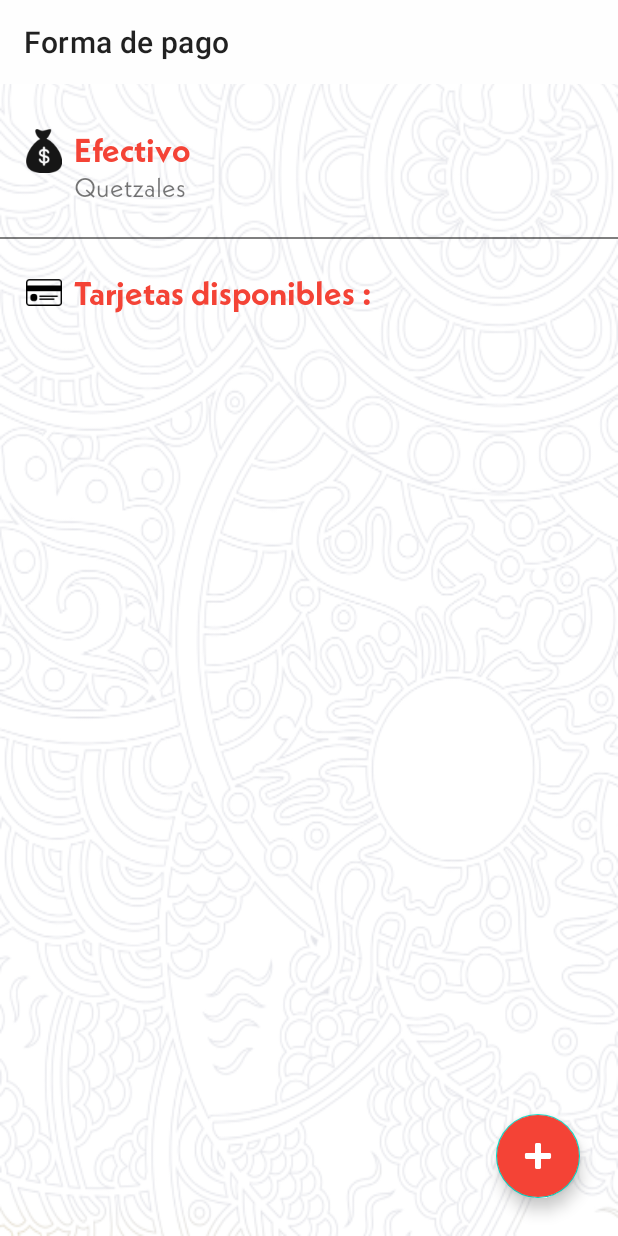
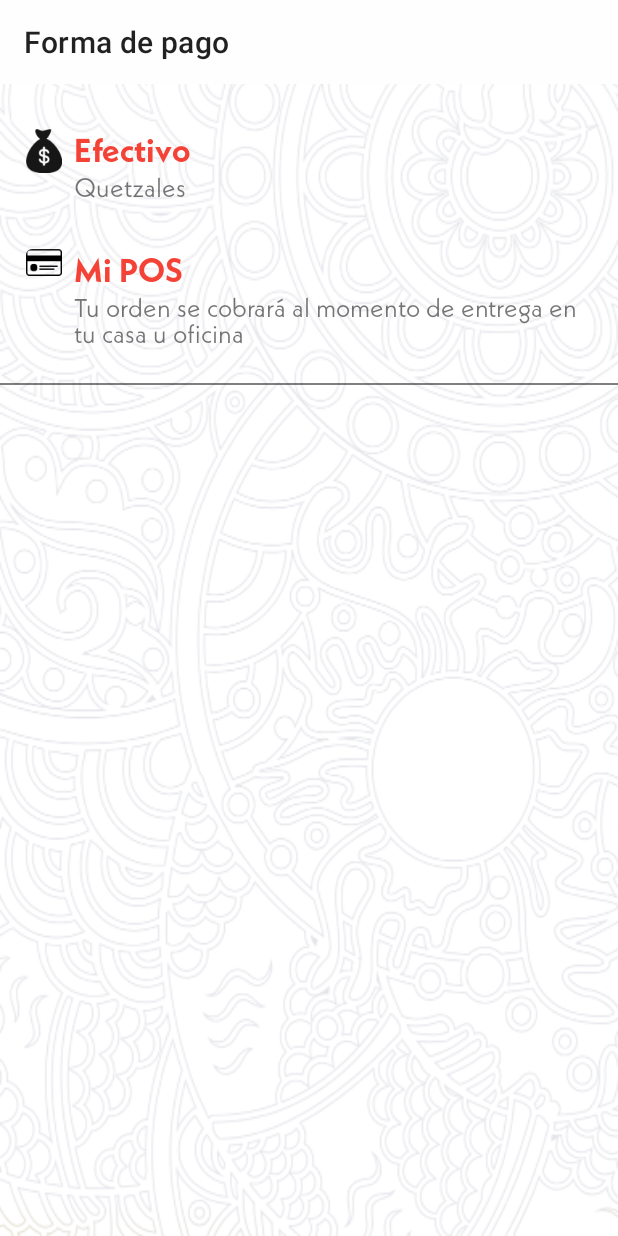
Before and after one commit to EduardoSorto23/LaiLai, an Android app: the PaymentMethodFragment screen opened through its navigation route, on a phone screen of 412 x 824 dp. Run offline under Robolectric (Android 15) with nearby library versions, the phone set to English and light mode, and no system bars; our stand-ins replace Shimmer, navigation-ui; libraries missing offline, so code that uses them is left out: com.facebook.login, com.smarteist.autoimageslider; pictures from the network do not load; 13 statements that could not run were skipped.

Commit message:
Correcciones_ver9
Se quito la parte de las tarjetas de credito de la aplicación y se agrego la opcion miPOS como metodo de pago.

```diff
--- a/app/src/main/java/net/dsdev/lailai/clientes/fragments/OrderLastRevisionFragment.java
+++ b/app/src/main/java/net/dsdev/lailai/clientes/fragments/OrderLastRevisionFragment.java
@@ -24,6 +24,7 @@ import android.view.ViewGroup;
 import android.widget.Button;
 import android.widget.EditText;
 import android.widget.ImageView;
+import android.widget.LinearLayout;
 import android.widget.RadioGroup;
 import android.widget.TextView;
 import android.widget.Toast;
@@ -82,6 +83,7 @@ public class OrderLastRevisionFragment extends Fragment {
     View paymentLine;
     ImageView imgPayment,imgArrowAddress, imgArrowPayment;
     TextView txtAddress,txtTotal,txtSubTotal,lblTipoOcasion,txtCardNumber;
+    LinearLayout llCambio;
     private static final String actionBarTittle = "Procesar mi Orden";
     private FragmentActivity myContext;
     private EditText txtMoneyBack,txtNit;
@@ -146,16 +148,22 @@ public class OrderLastRevisionFragment extends Fragment {
         txtMoneyBack = rootView.findViewById(R.id.txtMoneyBack);
         txtNit = rootView.findViewById(R.id.txtNit);
         rgBill = rootView.findViewById(R.id.rgBill);
+        llCambio = rootView.findViewById(R.id.llCambio);
         String method = getArguments().getString("paymentMethod", "EFE");
         if (method.equals("EFE")){
             txtPayment.setText("EFECTIVO");
+            llCambio.setVisibility(View.VISIBLE);
             imgPayment.setVisibility(View.INVISIBLE);
             paymentLine.setVisibility(View.INVISIBLE);
         } else if (method.equals("CRD")){
             txtPayment.setText("CRÉDITO");
+        }else if (method.equals("POS")){
+            txtPayment.setText("Mi POS");
+            llCambio.setVisibility(View.GONE);
+            imgPayment.setVisibility(View.INVISIBLE);
+            paymentLine.setVisibility(View.INVISIBLE);
         }
         txtCardNumber = rootView.findViewById(R.id.txtCardNumber);
-
     }
 
     private void init(){
--- a/app/src/main/java/net/dsdev/lailai/clientes/fragments/PaymentMethodFragment.java
+++ b/app/src/main/java/net/dsdev/lailai/clientes/fragments/PaymentMethodFragment.java
@@ -66,7 +66,7 @@ public class PaymentMethodFragment extends Fragment {
     View rootView,viewCash_Card;
     PaymentMethodAdapter paymentMethodAdapter;
     FloatingActionButton fabAddCard;
-    CardView cvCash;
+    CardView cvCash, cvPOS;
     Bundle bundle;
     CardService cardService;
     SharedPreferencesMethods sharedPreferencesMethods;
@@ -105,6 +105,7 @@ public class PaymentMethodFragment extends Fragment {
         rvCards = rootView.findViewById(R.id.rvCards);
         fabAddCard = rootView.findViewById(R.id.fabAddCard);
         cvCash = rootView.findViewById(R.id.cvCash);
+        cvPOS = rootView.findViewById(R.id.cvPOST);
         viewCash_Card = rootView.findViewById(R.id.viewCash_Card);
         llCash = rootView.findViewById(R.id.llCash);
     }
@@ -132,7 +133,18 @@ public class PaymentMethodFragment extends Fragment {
             }
         });
 
-        paymentMethodAdapter = new PaymentMethodAdapter(getActivity().getApplicationContext()) {
+        sharedPreferencesMethods = new SharedPreferencesMethods(getActivity());
+        bundle = new Bundle();
+        cvPOS.setOnClickListener(new View.OnClickListener() {
+            @Override
+            public void onClick(View v) {
+                Log.d(TAG, "onClick: miPOS");
+                bundle.putString("paymentMethod","POS");
+                goTo(v,R.id.action_paymentMethodFragment_to_orderLastRevisionFragment, bundle);
+            }
+        });
+
+        /*paymentMethodAdapter = new PaymentMethodAdapter(getActivity().getApplicationContext()) {
             @Override
             public void setClickListener(PaymentCardHolder holder, final CardAuth cardAuth) {
                 holder.getCardItem().setOnClickListener(new View.OnClickListener() {
@@ -150,20 +162,20 @@ public class PaymentMethodFragment extends Fragment {
                     }
                 });
             }
-        };
+        };*/
 
-        fabAddCard.setOnClickListener(new View.OnClickListener() {
+        /*fabAddCard.setOnClickListener(new View.OnClickListener() {
             @Override
             public void onClick(View v) {
                 bundle.putString("action",action);
                 goTo(v,R.id.action_paymentMethodFragment_to_newCreditCardFragment, bundle);
             }
-        });
+        });*/
 
         //paymentMethodAdapter.setCount(3);
 
 
-        cardService = RetrofitInstance.getRetrofitInstance().create(CardService.class);
+        /*cardService = RetrofitInstance.getRetrofitInstance().create(CardService.class);
         Call<CardList> call = cardService.getCards(sharedPreferencesMethods.getLoggedUser().getIdCliente());
         call.enqueue(new Callback<CardList>() {
             @Override
@@ -181,7 +193,7 @@ public class PaymentMethodFragment extends Fragment {
             public void onFailure(Call<CardList> call, Throwable t) {
 
             }
-        });
+        });*/
 
         ActionBar actionBar = ((AppCompatActivity)getActivity()).getSupportActionBar();
         if (actionBar != null) {
--- a/app/src/main/res/layout/fragment_order_last_revision.xml
+++ b/app/src/main/res/layout/fragment_order_last_revision.xml
@@ -344,7 +344,7 @@
                                 android:tint="@color/md_black_1000"
                                 android:textSize="13sp"
                                 android:fontFamily="@font/neue_kabel"
-                                android:visibility="visible"
+                                android:visibility="invisible"
                                 />
                         </LinearLayout>
 
@@ -489,9 +489,11 @@
                     </LinearLayout>
 
                     <LinearLayout
+                        android:id="@+id/llCambio"
                         android:layout_width="0dp"
                         android:layout_height="match_parent"
                         android:layout_weight="0.5"
+                        android:visibility="visible"
                         android:orientation="vertical">
 
                         <TextView
@@ -518,8 +520,6 @@
                             android:maxLines="1"
                             android:imeOptions="actionDone"
                             android:fontFamily="@font/neue_kabel"/>
-
-
                     </LinearLayout>
 
                 </LinearLayout>
--- a/app/src/main/res/layout/fragment_payment_method.xml
+++ b/app/src/main/res/layout/fragment_payment_method.xml
@@ -62,6 +62,52 @@
             </LinearLayout>
         </com.google.android.material.card.MaterialCardView>
 
+        <com.google.android.material.card.MaterialCardView
+            android:id="@+id/cvPOST"
+            android:layout_width="match_parent"
+            android:layout_height="wrap_content"
+            android:layout_marginStart="@dimen/little_margin"
+            android:layout_marginEnd="@dimen/little_margin"
+            android:layout_marginTop="@dimen/medium_margin"
+            android:clickable="true"
+            android:focusable="true"
+            app:cardBackgroundColor="@android:color/transparent"
+            app:cardElevation="0dp">
+
+            <LinearLayout
+                android:layout_width="match_parent"
+                android:layout_height="wrap_content"
+                android:orientation="horizontal">
+
+                <androidx.appcompat.widget.AppCompatImageView
+                    android:layout_width="wrap_content"
+                    android:layout_height="wrap_content"
+                    android:src="@drawable/ic_card_payment" />
+
+                <LinearLayout
+                    android:layout_width="wrap_content"
+                    android:layout_height="wrap_content"
+                    android:layout_marginStart="8dp"
+                    android:orientation="vertical">
+
+                    <TextView
+                        android:layout_width="wrap_content"
+                        android:layout_height="wrap_content"
+                        android:fontFamily="@font/neue_kabel_bold"
+                        android:text="@string/pos_payment"
+                        android:textColor="@color/red_app"
+                        android:textSize="22sp"/>
+
+                    <TextView
+                        android:layout_width="wrap_content"
+                        android:layout_height="wrap_content"
+                        android:fontFamily="@font/neue_kabel"
+                        android:text="@string/pos_payment_message"
+                        android:textSize="17sp"/>
+                </LinearLayout>
+            </LinearLayout>
+        </com.google.android.material.card.MaterialCardView>
+
     </LinearLayout>
 
     <View
@@ -81,6 +127,7 @@
         android:orientation="vertical"
         android:id="@+id/llCards"
         android:layout_below="@id/viewCash_Card"
+        android:visibility="gone"
         >
         <LinearLayout
             android:layout_width="match_parent"
@@ -128,6 +175,7 @@
         app:tint="@color/white"
         android:backgroundTint="@color/red_app"
         android:src="@android:drawable/ic_input_add"
+        android:visibility="gone"
         app:maxImageSize="32dp"/>
 
 </RelativeLayout>
--- a/app/src/main/res/layout/layout_profile.xml
+++ b/app/src/main/res/layout/layout_profile.xml
@@ -164,6 +164,7 @@
                 android:longClickable="true"
                 app:cardElevation="4dp"
                 android:background="#fff"
+                android:visibility="gone"
                 android:focusable="true">
                 <TextView
                     android:layout_width="match_parent"
--- a/app/src/main/res/values/strings.xml
+++ b/app/src/main/res/values/strings.xml
@@ -37,6 +37,8 @@
     <string name="cancel_order">Cancelar orden</string>
     <string name="add_more">Agregar algo más</string>
     <string name="cash">Efectivo</string>
+    <string name="pos_payment">Mi POS</string>
+    <string name="pos_payment_message">Tu orden se cobrará al momento de entrega en tu casa u oficina</string>
     <string name="quetzales">Quetzales</string>
     <string name="cards_available">Tarjetas disponibles :</string>
     <string name="general_information">Información General</string>
```
Also changed, not shown: 1 other file.
